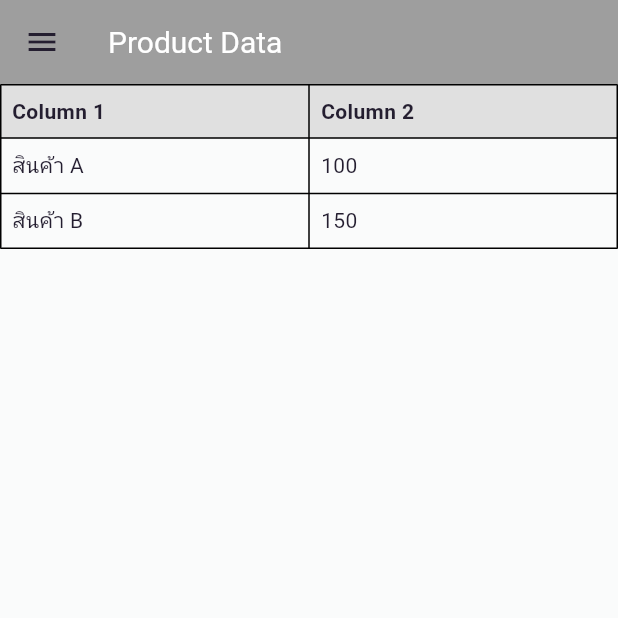
After one commit to pcsgtg178/Krua-POS, a Flutter app: the ProductDataScreen screen opened by its route, on a phone screen of 412 x 824 dp, the top half of it. The commit adds this screen. Run offline on Flutter 3.47's test engine with Material 3 defaults, Android fonts, the phone set to English and light mode, and no system bars; our stand-ins replace bloc, flutter_bloc, freezed_annotation, go_router, package_info_plus, shared_preferences; accounts and stored records are empty.

Commit message:
update: screens

```diff
--- /dev/null
+++ b/lib/routing/masterdata.dart
@@ -0,0 +1,9 @@
+import 'package:go_router/go_router.dart';
+import 'package:krua_pos/screens/master_data/menu_items/menu_items_screen.dart';
+
+final routes = [
+  GoRoute(
+    path: 'product-data',
+    builder: (context, state) => const ProductDataScreen()
+  ),
+];
--- a/lib/routing/router.dart
+++ b/lib/routing/router.dart
@@ -7,9 +7,10 @@ import 'package:krua_pos/services/authentication.dart';
 import 'package:krua_pos/screens/home_screen/home_screen.dart';
 import 'package:krua_pos/screens/login_screen/login_screen.dart';
 import 'package:krua_pos/screens/splash_screen/splash_screen.dart';
+import 'package:krua_pos/screens/system_setup/user_management/user_management_screen.dart';
 
 import 'package:krua_pos/routing/sale.routes.dart' as saleRoutes;
-import 'package:krua_pos/routing/systemsetup.routes.dart' as systemSetupRoutes;
+import 'package:krua_pos/routing/masterdata.dart' as masterDataRoutes;
 
 part 'redirection.dart';
 
@@ -28,8 +29,12 @@ final GoRouter router = GoRouter(
       path: '/',
       builder: (context, state) => HomeScreen(),
       routes: [
+        GoRoute(
+          path: '/user-management',
+          builder: (context, state) => const UserManagementScreen(),
+        ),
         ...saleRoutes.routes,
-        ...systemSetupRoutes.routes,
+        ...masterDataRoutes.routes,
       ]
     ),
   ],
--- /dev/null
+++ b/lib/screens/master_data/menu_items/menu_items_screen.dart
@@ -0,0 +1,49 @@
+import 'package:flutter/material.dart';
+import 'package:krua_pos/screens/layouts/app_sidebar.dart';
+import 'package:krua_pos/widgets/my_table.dart';
+
+class ProductDataScreen extends StatelessWidget {
+  const ProductDataScreen({super.key});
+
+  @override
+  Widget build(BuildContext context) {
+    return Scaffold(
+      drawer: AppSidebar(),
+      appBar: AppBar(
+        title: const Text('Product Data'),
+      ),
+      body: MyTable(
+        columns: [
+          {'label': 'Column 1'},
+          {'label': 'Column 2'},
+        ],
+        tableBody: [
+          TableRow(
+            children: [
+              Padding(
+                padding: const EdgeInsets.all(8.0),
+                child: Text('สินค้า A'),
+              ),
+              Padding(
+                padding: const EdgeInsets.all(8.0),
+                child: Text('100'),
+              ),
+            ],
+          ),
+          TableRow(
+            children: [
+              Padding(
+                padding: const EdgeInsets.all(8.0),
+                child: Text('สินค้า B'),
+              ),
+              Padding(
+                padding: const EdgeInsets.all(8.0),
+                child: Text('150'),
+              ),
+            ],
+          ),
+        ],
+      ),
+    );
+  }
+}
--- a/lib/screens/system_setup/product_item_config/bloc/product_item_config_event.dart
+++ /dev/null
@@ -1,6 +0,0 @@
-part of 'product_item_config_bloc.dart';
-
-@freezed
-class ProductItemConfigEvent with _$ProductItemConfigEvent {
-  const factory ProductItemConfigEvent.started() = _Started;
-}
--- a/lib/screens/system_setup/product_item_config/bloc/product_item_config_state.dart
+++ /dev/null
@@ -1,6 +0,0 @@
-part of 'product_item_config_bloc.dart';
-
-@freezed
-class ProductItemConfigState with _$ProductItemConfigState {
-  const factory ProductItemConfigState.initial() = _Initial;
-}
--- /dev/null
+++ b/lib/widgets/my_table.dart
@@ -0,0 +1,50 @@
+import 'package:flutter/material.dart';
+
+class MyTable extends StatelessWidget {
+  final List<Map<String, String>> columns;
+  final List<TableRow>? tableBody;
+
+  const MyTable({Key? key, required this.columns, this.tableBody}) : super(key: key);
+
+  @override
+  Widget build(BuildContext context) {
+    return Table(
+      border: TableBorder.all(),
+      columnWidths: {
+        for (var i = 0; i < columns.length; i++) i: const FlexColumnWidth(),
+      },
+      children: [
+        // Header row
+        TableRow(
+          decoration: BoxDecoration(color: Colors.grey[300]),
+          children: columns
+            .map((col) => Padding(
+                  padding: const EdgeInsets.all(8.0),
+                  child: Text(
+                    col['label'] ?? '',
+                    style: const TextStyle(fontWeight: FontWeight.bold),
+                  ),
+                ))
+            .toList(),
+        ),
+        // Table Body
+         // Table Body from slot
+        if (tableBody != null)
+          ...tableBody!
+        else
+          TableRow(
+            children: [
+              Padding(
+                padding: const EdgeInsets.all(8.0),
+                child: Text(
+                  'No data found',
+                  textAlign: TextAlign.center,
+                ),
+              ),
+              for (int i = 1; i < columns.length; i++) const SizedBox.shrink(),
+            ],
+          ),
+      ],
+    );
+  }
+}
```
Also changed, not shown: lib/routing/systemsetup.routes.dart (deleted, +0 -9 lines), lib/screens/customer_qr_scan.dart (added, +10 -0 lines), lib/screens/layouts/app_sidebar.dart (+8 -14 lines), lib/screens/system_setup/product_item_config/bloc/product_item_config_bloc.dart (deleted, +0 -14 lines), lib/screens/system_setup/product_item_config/product_item_config.dart (deleted, +0 -57 lines), lib/screens/system_setup/product_item_config/product_item_list.dart (deleted, +0 -265 lines), lib/screens/system_setup/user_management/user_management_screen.dart (added, +10 -0 lines), lib/widgets/dynamic_product_card.dart (deleted, +0 -133 lines), lib/screens/master_data/tables/tables_screen.dart (added), lib/screens/order_screen/order_screen.dart (added), lib/screens/system_setup/list_of_value/list_of_value_screen.dart (added), lib/screens/system_setup/product_item_config/bloc/product_item_config_bloc.freezed.dart (deleted).
